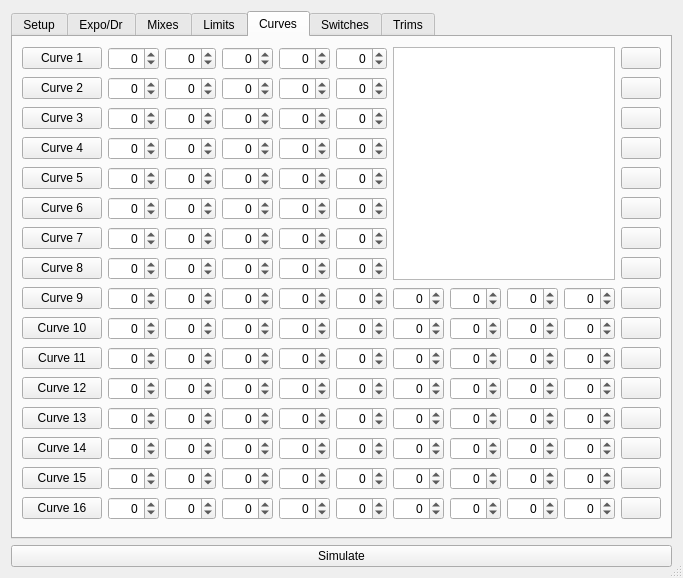
Above: src/modeledit.ui from xhorizont/eepe before the change. Below: the same form after it.
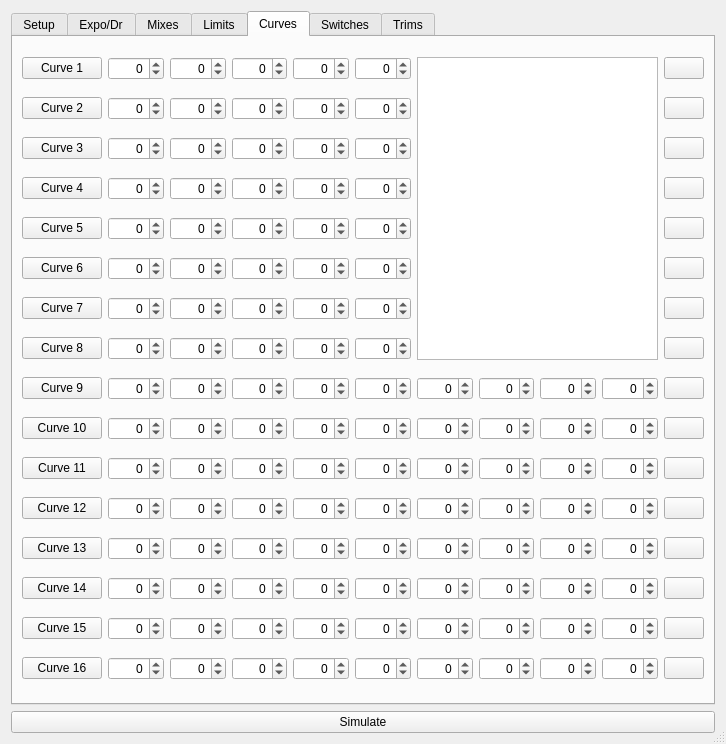
That is the form after the change. The open tabs and pages were chosen to show the change. Icons and pictures are not drawn.

```diff
--- a/src/modeledit.ui
+++ b/src/modeledit.ui
@@ -6,8 +6,8 @@
    <rect>
     <x>0</x>
     <y>0</y>
-    <width>592</width>
-    <height>567</height>
+    <width>726</width>
+    <height>744</height>
    </rect>
   </property>
   <property name="windowTitle">
```
Left out of the diff: 2 changed lines with no effect on the pictures.
